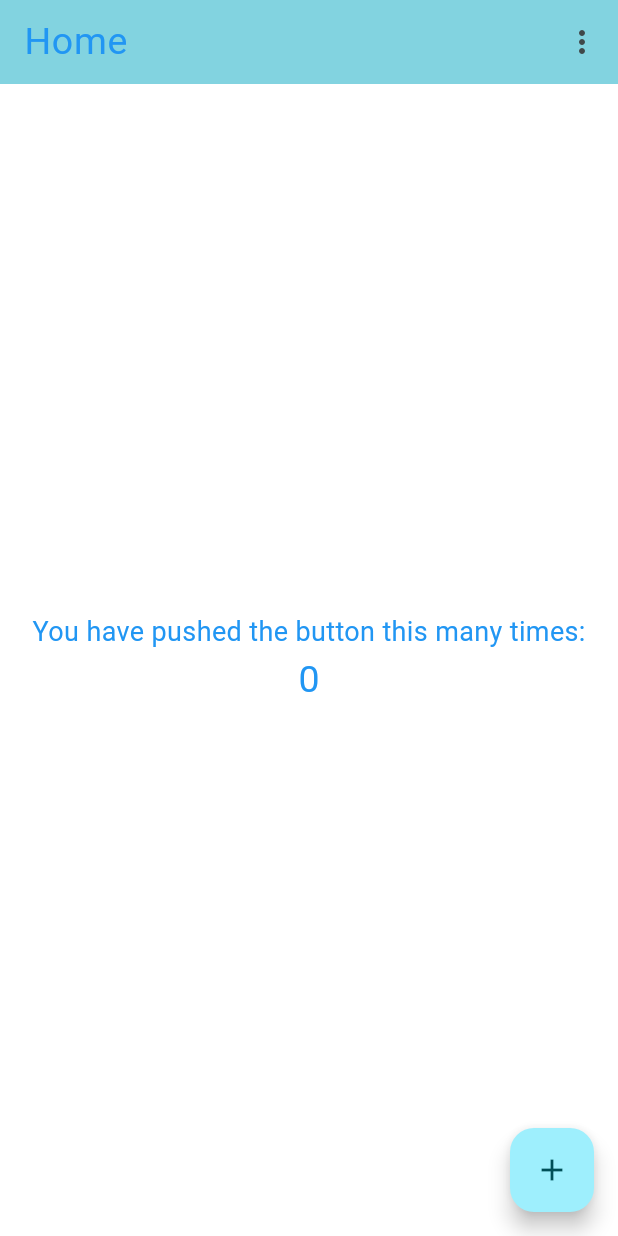
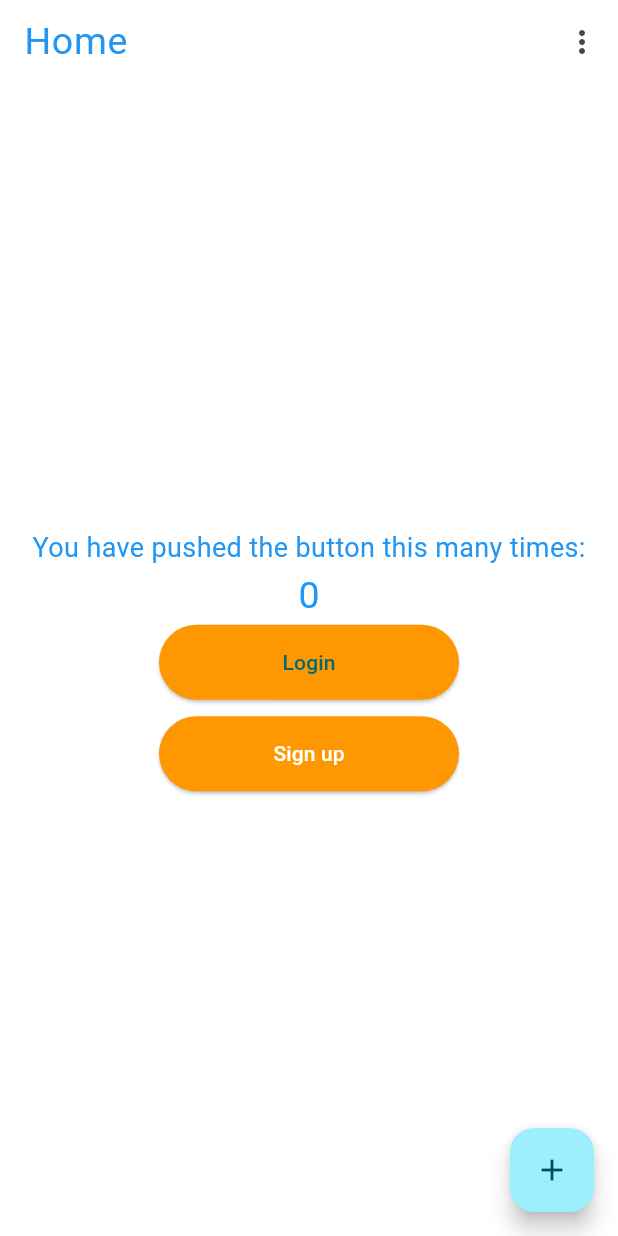
Before and after one commit to nithin1402/theme, a Flutter app: the screen it shows after launch, on a phone screen of 412 x 824 dp. Run offline on Flutter 3.47's test engine with Material 3 defaults, Android fonts, the phone set to English and light mode, and no system bars; our stand-ins replace shared_preferences.

Commit message:
elevated theme

```diff
--- a/lib/main.dart
+++ b/lib/main.dart
@@ -38,6 +38,12 @@ class _MyAppState extends State<MyApp> {
           bodyLarge: TextStyle(fontSize: 25,color: Colors.green),
           bodyMedium: TextStyle(fontSize: 18,color: Colors.green),
           bodySmall: TextStyle(fontSize: 12,color: Colors.green),
+        ),
+        elevatedButtonTheme: ElevatedButtonThemeData(
+          style: ElevatedButton.styleFrom(
+            backgroundColor: Colors.orange,
+            minimumSize: Size(200, 50)
+          )
         )
       ),
       theme: ThemeData(
@@ -49,6 +55,12 @@ class _MyAppState extends State<MyApp> {
             bodyLarge: TextStyle(fontSize: 25,color: Colors.blue),
             bodyMedium: TextStyle(fontSize: 18,color: Colors.blue),
             bodySmall: TextStyle(fontSize: 12,color: Colors.blue),
+          ),
+          elevatedButtonTheme: ElevatedButtonThemeData(
+              style: ElevatedButton.styleFrom(
+                  backgroundColor: Colors.orange,
+                  minimumSize: Size(200, 50)
+              )
           )
       ),
       home: const MyHomePage(title: 'Flutter Demo Home Page'),
@@ -77,7 +89,7 @@ class _MyHomePageState extends State<MyHomePage> {
   Widget build(BuildContext context) {
   return Scaffold(
       appBar: AppBar(
-       backgroundColor: Theme.of(context).colorScheme.inversePrimary,
+       //backgroundColor: Theme.of(context).colorScheme.inversePrimary,
        title: Text("Home",style: Theme.of(context).textTheme.bodyLarge,),
         actions: [
           PopupMenuButton(
@@ -115,6 +127,9 @@ class _MyHomePageState extends State<MyHomePage> {
               '$_counter',
               style: Theme.of(context).textTheme.bodyLarge,
             ),
+            ElevatedButton(onPressed: () {}, child: Text("Login"),style: Theme.of(context).elevatedButtonTheme.style,),
+            SizedBox(height: 11,),
+            ElevatedButton(onPressed: () {}, child: Text("Sign up"),style: Theme.of(context).elevatedButtonTheme.style!.copyWith(foregroundColor: WidgetStatePropertyAll(Colors.white)),)
           ],
         ),
       ),
```
